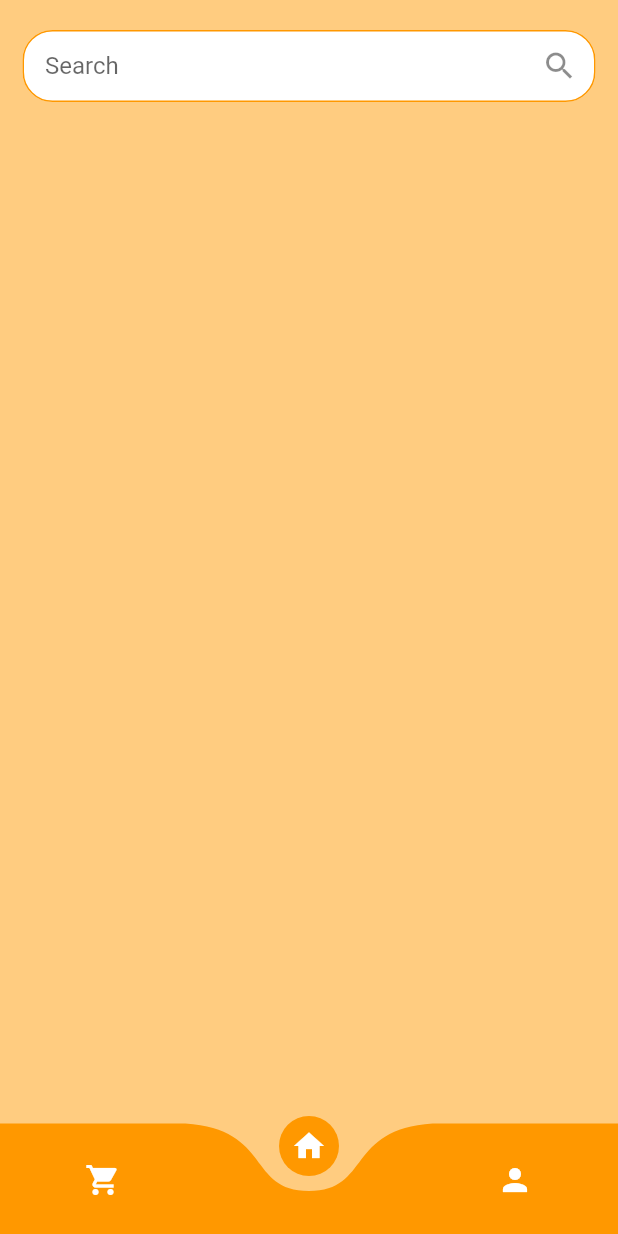
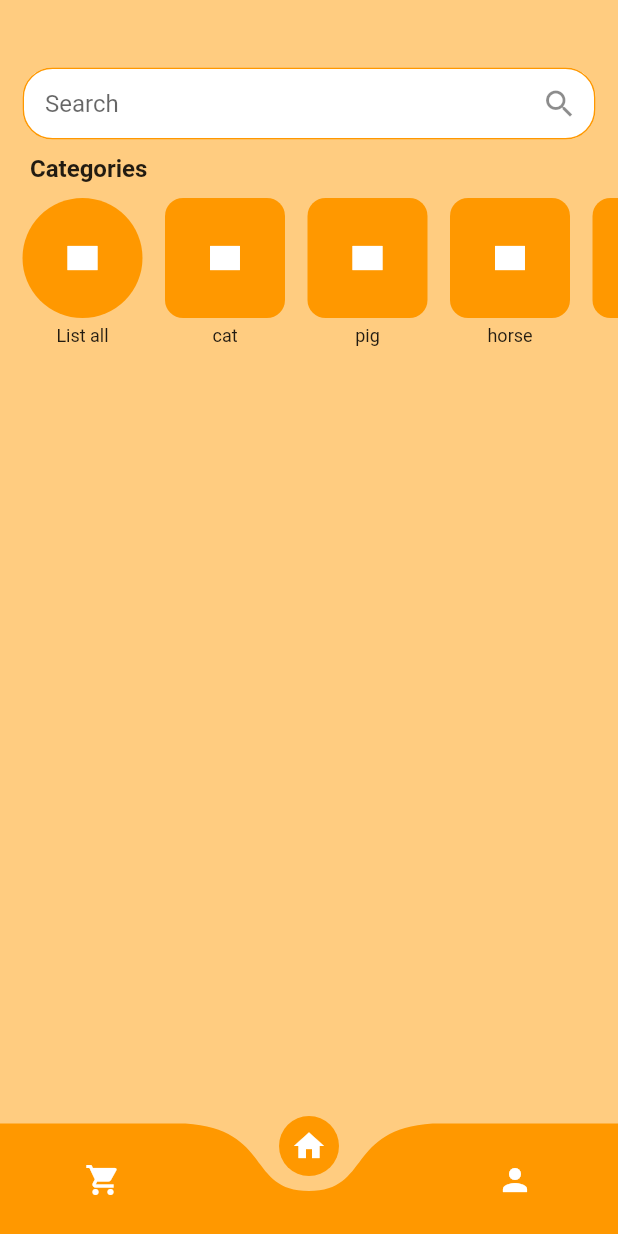
Before and after one commit to Dzeisonov/marketplace, a Flutter app: the screen it shows after launch, after a tap on "Login", on a phone screen of 412 x 824 dp. Run offline on Flutter 3.47's test engine with Material 2 defaults, Android fonts, the phone set to English and light mode, and no system bars; drawn by our look-alikes of curved_navigation_bar.

Commit message:
Ganti tombol Login, Modif HomePage

```diff
--- a/lib/homepage.dart
+++ b/lib/homepage.dart
@@ -1,4 +1,7 @@
 import 'package:flutter/material.dart';
+import 'category1_page.dart';
+import 'category2_page.dart';
+import 'category3_page.dart';
 
 class HomePage extends StatefulWidget {
   HomePage({Key? key}) : super(key: key);
@@ -14,9 +17,14 @@ class _HomePageState extends State<HomePage> {
       backgroundColor: Colors.orange.shade200,
       body: Container(
         child: Column(
-          children: [SizedBox(height: 20), _buildSearchBar()],
-        )));
-  }
+          children: [
+            SizedBox(height: 20),
+            _buildSearchBar(),
+            _buildIconList(),
+          ],
+        ),
+      ),
+    );
   }
 
   Widget _buildSearchBar() {
@@ -26,11 +34,11 @@ Widget _buildSearchBar() {
     );
 
     return Container(
-      margin: EdgeInsets.symmetric(horizontal: 15),
+      margin: EdgeInsets.only(left: 15, right: 15, top: 25),
       alignment: Alignment.topCenter,
-      child: Column(children: [
+      child: Column(
+        children: [
           TextField(
-            // onChanged: (value) => _runFilter(value),
             decoration: InputDecoration(
               fillColor: Colors.white,
               filled: true,
@@ -38,8 +46,139 @@ Widget _buildSearchBar() {
                   const EdgeInsets.symmetric(vertical: 10.0, horizontal: 15),
               hintText: "Search",
               suffixIcon: const Icon(Icons.search),
-          enabledBorder: outlineInputBorder, // Border in default state
+              enabledBorder: outlineInputBorder,
               focusedBorder: outlineInputBorder,
-        ))
-      ]));
+            ),
+          ),
+        ],
+      ),
+    );
   }
+
+////////////////////////////////////////////////////////////
+  Widget _buildIconList() {
+    List<String> categories = [
+      "Category 1",
+      "Category 2",
+      "Category 3",
+      "Category 4",
+      "Category 5",
+      "Category 6",
+      "Category 7",
+      "Category 8",
+      "Category 9",
+      "Category 10",
+    ];
+
+    bool isScrolling = false;
+
+    return Container(
+      height: 150,
+      child: Column(
+        crossAxisAlignment: CrossAxisAlignment.start,
+        children: [
+          Padding(
+            padding: const EdgeInsets.only(left: 20, top: 10),
+            child: Text(
+              "Categories",
+              style: TextStyle(
+                fontSize: 16,
+                fontWeight: FontWeight.bold,
+              ),
+            ),
+          ),
+
+          SingleChildScrollView(
+            scrollDirection: Axis.horizontal,
+            child: Row(
+              children: List.generate(
+                10,
+                (index) {
+                  List<String> descriptions = [
+                    "List all",
+                    "cat",
+                    "pig",
+                    "horse",
+                    "bull",
+                    "dog",
+                    "7",
+                    "8",
+                    "9",
+                    "10",
+                  ];
+
+                  bool isFirstShape = index == 0;
+
+                  return GestureDetector(
+                    //NgeFix jika pas hover+scrolling di button langsung ke page lain
+                    //Mungkin berguna? mungkin enggak
+                    onVerticalDragDown: (_) {
+                      setState(() {
+                        isScrolling = true;
+                      });
+                    },
+                    onVerticalDragEnd: (_) {
+                      setState(() {
+                        isScrolling = false;
+                      });
+                    },
+                    onTap: () {
+                      Navigator.of(context).push(
+                        MaterialPageRoute(
+                          builder: (context) {
+                          // Use the category name to select the right page
+                          switch (categories[index]) {
+                            case "Category 1":
+                              return Category1Page();
+                            case "Category 2":
+                              return Category2Page();
+                            case "Category 3":
+                              return Category3Page();
+                            // Add more cases for other categories
+                            default:
+                              return Category1Page(); // Default to Category 1 for now
+                          }
+                          },
+                        ),
+                      );
+                    },
+
+
+                    child: Padding(
+                      padding: EdgeInsets.only(left: 15.0, top: 10.0),
+                      child: Column(
+                        children: [
+                          Container(
+                            width: 80,
+                            height: 80,
+                            decoration: BoxDecoration(
+                              shape: isFirstShape ? BoxShape.circle : BoxShape.rectangle,
+                              borderRadius: isFirstShape ? null : BorderRadius.circular(12.0),
+                              color: Colors.orange,
+                            ),
+                            child: Center(
+                              child: Icon(
+                                  Icons.rectangle,
+                                  color: Colors.white,
+                                ),
+                              ),
+                            ),
+                          SizedBox(height: 5),
+                          Text(
+                            descriptions[index],
+                            style: TextStyle(fontSize: 12),
+                          ),
+                        ],
+                      ),
+                    ),
+                  );
+                },
+              ),
+            ),
+          ),
+        ],
+      ),
+    );
+  }
+///////////////////////////////////////////////////////////////
+}
--- a/lib/login.dart
+++ b/lib/login.dart
@@ -110,16 +110,23 @@ class LoginScreen extends StatelessWidget {
                         SizedBox(
                           height: 40,
                         ),
-                        Container(
+
+//////////////////////////////////////////////////////////////////////////////////////////
+                        //Dari Container jadi Row supaya buttonnya bisa sesuai size
+                        Row(
+                          mainAxisAlignment: MainAxisAlignment.center,
+                          children: [
+                            Expanded(
+                              child: Container(
                                 height: 50,
                                 margin: EdgeInsets.symmetric(horizontal: 50),
-                          decoration: BoxDecoration(
-                              borderRadius: BorderRadius.circular(50),
-                              color: Colors.orange.shade900),
-                          child: Center(
                                 child: ElevatedButton(
                                   style: ElevatedButton.styleFrom(
-                                backgroundColor: Colors.orange.shade900),
+                                    backgroundColor: Colors.orange.shade900,
+                                    shape: RoundedRectangleBorder(
+                                      borderRadius: BorderRadius.circular(50),
+                                    ),
+                                  ),
                                   onPressed: () {
                                     onLoggedIn();
                                   },
@@ -127,10 +134,18 @@ class LoginScreen extends StatelessWidget {
                                     "Login",
                                     style: TextStyle(
                                       color: Colors.white,
-                                  fontWeight: FontWeight.bold),
+                                      fontWeight: FontWeight.bold,
                                     ),
-                          )),
                                   ),
+                                ),
+                              ),
+                            ),
+                          ],
+                        ),
+//////////////////////////////////////////////////////////////////////////////////////////
+
+
+
                         SizedBox(
                           height: 50,
                         ),
```
Also changed, not shown: lib/category1_page.dart (added, +15 -0 lines), lib/category2_page.dart (added, +15 -0 lines), lib/category3_page.dart (added, +15 -0 lines), lib/category_page.dart (added, +19 -0 lines). Lines whose indentation alone changed are shown as unchanged.
